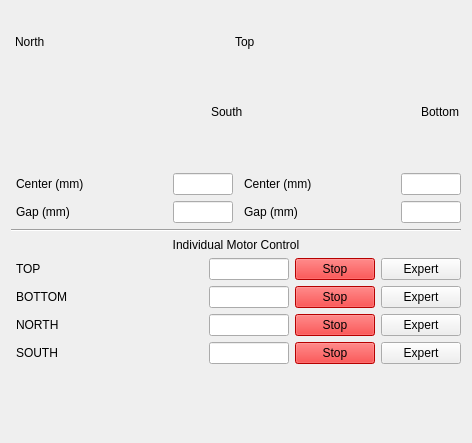
The window that pcdsdevices/ui/BeckhoffSlits.detailed.ui (pcdshub/pcdsdevices) describes before a commit, drawn with Qt 5.
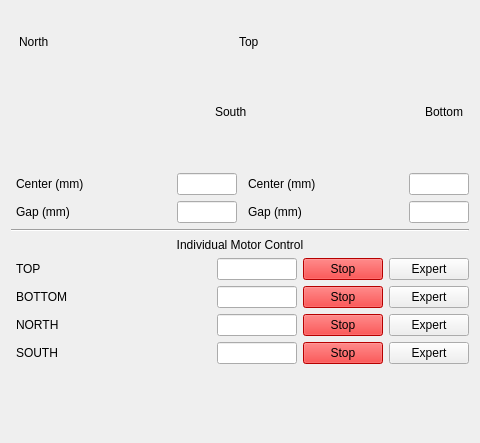
The same window after the commit. Custom widgets are drawn as their Qt base class.

Commit message: MNT: fix quoting in shell command

```diff
--- a/pcdsdevices/ui/BeckhoffSlits.detailed.ui
+++ b/pcdsdevices/ui/BeckhoffSlits.detailed.ui
@@ -6,7 +6,7 @@
    <rect>
     <x>0</x>
     <y>0</y>
-    <width>468</width>
+    <width>480</width>
     <height>443</height>
    </rect>
   </property>
```
Left out of the diff: 11 changed lines with no effect on the pictures.
